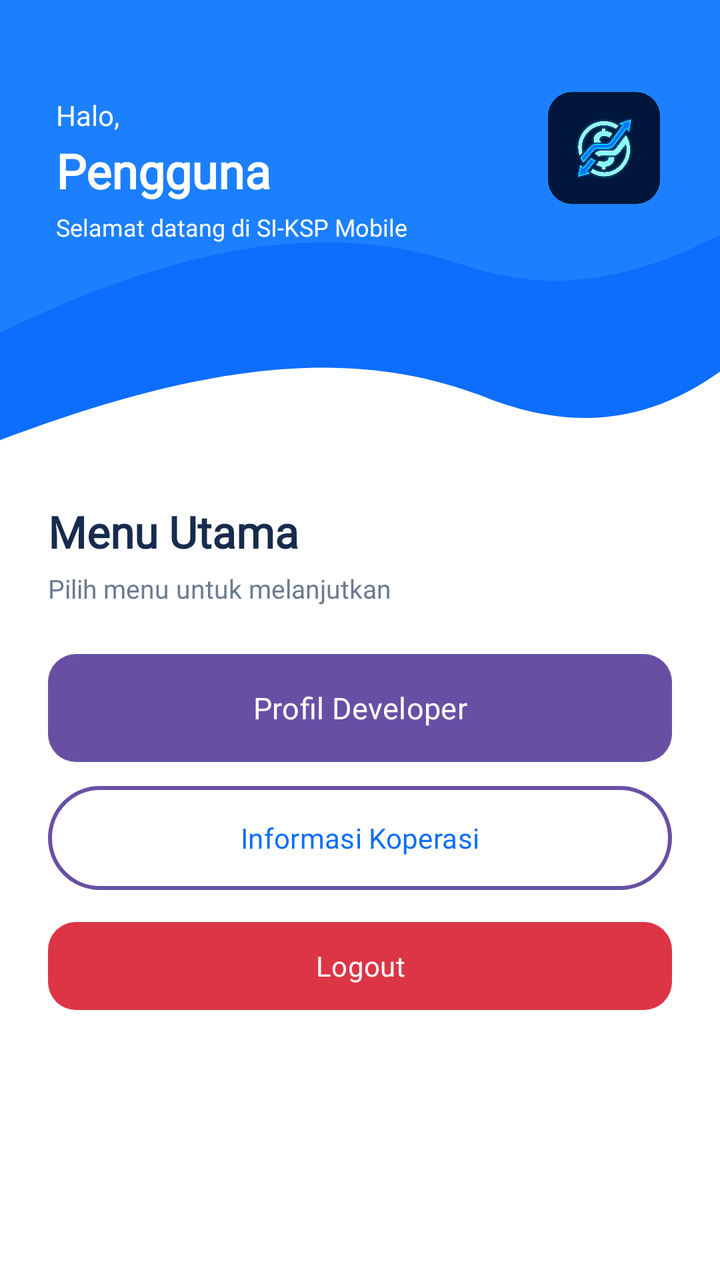
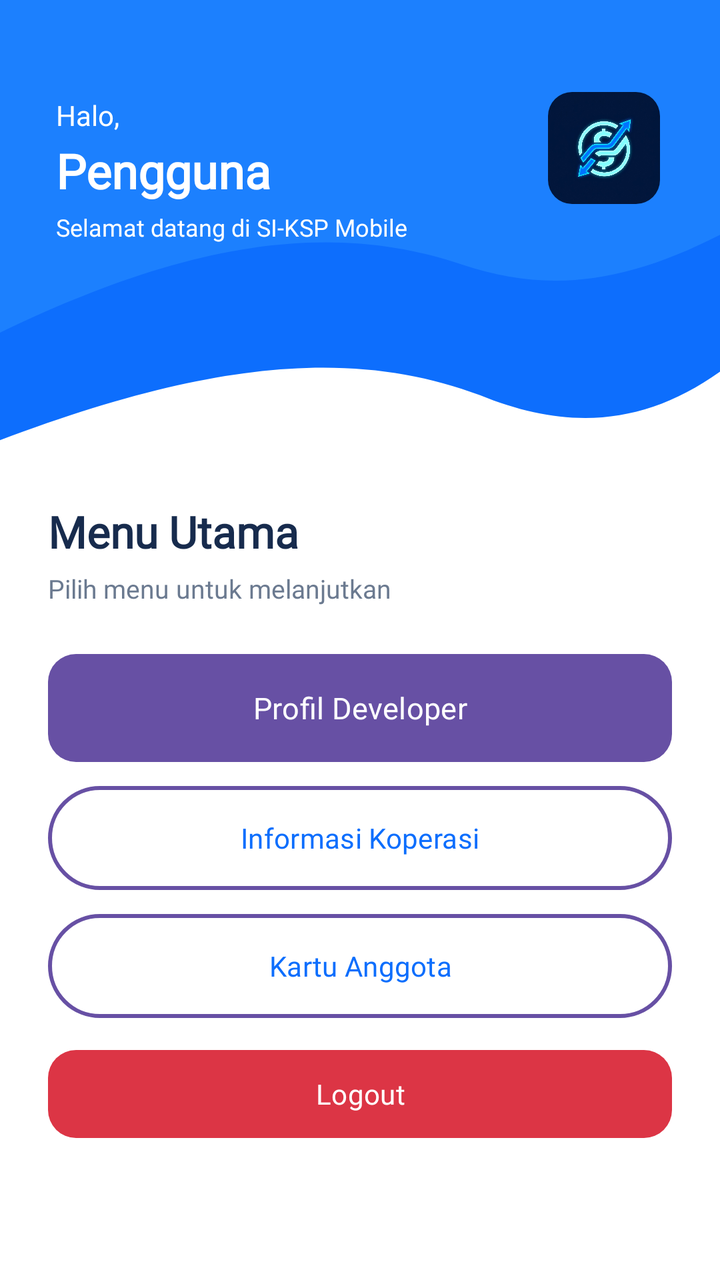

Compare the two renders of this Android layout. The source of the first and the diff that turns it into the second are given below.
<!-- AndroidManifest.xml: application theme Theme.FRDPotabee -->
<!-- res/layout/fragment_home.xml -->
<?xml version="1.0" encoding="utf-8"?>
<ScrollView xmlns:android="http://schemas.android.com/apk/res/android"
    xmlns:app="http://schemas.android.com/apk/res-auto"
    android:layout_width="match_parent"
    android:layout_height="match_parent"
    android:background="@android:color/white"
    android:fillViewport="true">

    <LinearLayout
        android:layout_width="match_parent"
        android:layout_height="wrap_content"
        android:orientation="vertical">

        
        <FrameLayout
            android:layout_width="match_parent"
            android:layout_height="225dp">

            <ImageView
                android:layout_width="match_parent"
                android:layout_height="225dp"
                android:scaleType="fitXY"
                android:src="@drawable/siksp_wave_header"
                android:contentDescription="@null" />

            <LinearLayout
                android:layout_width="match_parent"
                android:layout_height="wrap_content"
                android:orientation="vertical"
                android:paddingStart="28dp"
                android:paddingEnd="110dp"
                android:paddingTop="48dp">

                <TextView
                    android:layout_width="wrap_content"
                    android:layout_height="wrap_content"
                    android:text="Halo,"
                    android:textColor="@color/siksp_white"
                    android:textSize="14sp"
                    android:fontFamily="@font/lexend" />

                <TextView
                    android:id="@+id/txtNama"
                    android:layout_width="wrap_content"
                    android:layout_height="wrap_content"
                    android:layout_marginTop="2dp"
                    android:text="Pengguna"
                    android:textColor="@color/siksp_white"
                    android:textSize="24sp"
                    android:textStyle="bold"
                    android:fontFamily="@font/lexend" />

                <TextView
                    android:layout_width="wrap_content"
                    android:layout_height="wrap_content"
                    android:layout_marginTop="4dp"
                    android:text="Selamat datang di SI-KSP Mobile"
                    android:textColor="@color/siksp_white"
                    android:textSize="12sp"
                    android:fontFamily="@font/lexend" />

            </LinearLayout>

            <com.google.android.material.imageview.ShapeableImageView
                android:layout_width="68dp"
                android:layout_height="68dp"
                android:layout_gravity="top|end"
                android:layout_marginTop="40dp"
                android:layout_marginEnd="24dp"
                android:padding="6dp"
                android:src="@drawable/logo_siksp"
                android:scaleType="centerInside"
                android:contentDescription="@string/siksp_app_name"
                app:shapeAppearanceOverlay="@style/SIKSPLogoShape" />

        </FrameLayout>

        
        <LinearLayout
            android:layout_width="match_parent"
            android:layout_height="wrap_content"
            android:orientation="vertical"
            android:paddingStart="24dp"
            android:paddingEnd="24dp"
            android:paddingTop="26dp"
            android:paddingBottom="30dp">

            <TextView
                android:layout_width="match_parent"
                android:layout_height="wrap_content"
                android:text="Menu Utama"
                android:textColor="@color/siksp_text_dark"
                android:textSize="22sp"
                android:textStyle="bold"
                android:fontFamily="@font/lexend" />

            <TextView
                android:layout_width="match_parent"
                android:layout_height="wrap_content"
                android:layout_marginTop="5dp"
                android:text="Pilih menu untuk melanjutkan"
                android:textColor="@color/siksp_text_secondary"
                android:textSize="13sp"
                android:fontFamily="@font/lexend" />

            <Button
                android:id="@+id/btnProfil"
                android:layout_width="match_parent"
                android:layout_height="54dp"
                android:layout_marginTop="24dp"
                android:background="@drawable/siksp_button_primary"
                android:backgroundTint="@null"
                android:text="Profil Developer"
                android:textAllCaps="false"
                android:textColor="@color/siksp_white"
                android:textSize="15sp"
                android:fontFamily="@font/lexend" />

            <Button
                android:id="@+id/btnInfo"
                android:layout_width="match_parent"
                android:layout_height="52dp"
                android:layout_marginTop="12dp"
                android:background="@drawable/siksp_button_outline"
                android:backgroundTint="@null"
                android:text="Informasi Koperasi"
                android:textAllCaps="false"
                android:textColor="@color/siksp_primary"
                android:textSize="14sp"
                android:fontFamily="@font/lexend" />

            <com.google.android.material.button.MaterialButton
                android:id="@+id/btnLogout"
                android:layout_width="match_parent"
                android:layout_height="52dp"
                android:layout_marginTop="12dp"
                android:text="Logout"
                android:textAllCaps="false"
                android:textColor="@color/siksp_white"
                android:textSize="14sp"
                android:fontFamily="@font/lexend"
                app:backgroundTint="@color/siksp_danger"
                app:cornerRadius="14dp" />

        </LinearLayout>

    </LinearLayout>

</ScrollView>
<!-- resources referenced by this layout -->
<resources>
  <color name="siksp_danger">#DC3545</color>
  <color name="siksp_primary">#0D6EFD</color>
  <color name="siksp_text_dark">#172B4D</color>
  <color name="siksp_text_secondary">#6B7A90</color>
  <color name="siksp_white">#FFFFFF</color>
  <!-- drawable logo_siksp: jpg bitmap (drawable, 298353 bytes) -->
  <!-- drawable siksp_button_outline (drawable) -->
  <?xml version="1.0" encoding="utf-8"?>
  <shape xmlns:android="http://schemas.android.com/apk/res/android"
      android:shape="rectangle">
  
      <solid android:color="@android:color/transparent" />
  
      <stroke
          android:width="2dp"
          android:color="@color/siksp_primary" />
  
      <corners android:radius="28dp" />
  
  </shape>
  <!-- drawable siksp_button_primary (drawable) -->
  <?xml version="1.0" encoding="utf-8"?>
  <shape xmlns:android="http://schemas.android.com/apk/res/android"
      android:shape="rectangle">
  
      <solid android:color="@color/siksp_primary" />
  
      <corners android:radius="14dp" />
  
  </shape>
  <!-- drawable siksp_wave_header (drawable) -->
  <?xml version="1.0" encoding="utf-8"?>
  <vector xmlns:android="http://schemas.android.com/apk/res/android"
      android:width="375dp"
      android:height="230dp"
      android:viewportWidth="375"
      android:viewportHeight="230">
  
      
      <path
          android:fillColor="@color/siksp_primary"
          android:pathData="M0,0
              L375,0
              L375,190
              C335,218 295,220 250,202
              C185,178 110,184 0,225
              Z" />
  
      
      <path
          android:fillColor="#39A0FF"
          android:fillAlpha="0.35"
          android:pathData="M0,0
              L375,0
              L375,120
              C325,145 285,150 240,135
              C170,112 95,125 0,170
              Z" />
  
  </vector>
  <string name="siksp_app_name">SI-KSP Mobile</string>
  <style name="SIKSPLogoShape">
          <item name="cornerFamily">rounded</item>
  
          <item name="cornerSizeTopLeft">12dp</item>
          <item name="cornerSizeTopRight">12dp</item>
          <item name="cornerSizeBottomLeft">12dp</item>
          <item name="cornerSizeBottomRight">12dp</item>
  
      </style>
  <style name="Theme.FRDPotabee" parent="Base.Theme.FRDPotabee" />
  <style name="Base.Theme.FRDPotabee" parent="Theme.Material3.DayNight.NoActionBar">
          
          
      </style>
</resources>

<!-- the commit's change to res/layout/fragment_home.xml (unified diff, before → after) -->
@@ -129,6 +129,19 @@
                 android:textSize="14sp"
                 android:fontFamily="@font/lexend" />
 
+            <Button
+                android:id="@+id/btnKartu"
+                android:layout_width="match_parent"
+                android:layout_height="52dp"
+                android:layout_marginTop="12dp"
+                android:background="@drawable/siksp_button_outline"
+                android:backgroundTint="@null"
+                android:text="Kartu Anggota"
+                android:textAllCaps="false"
+                android:textColor="@color/siksp_primary"
+                android:textSize="14sp"
+                android:fontFamily="@font/lexend" />
+
             <com.google.android.material.button.MaterialButton
                 android:id="@+id/btnLogout"
                 android:layout_width="match_parent"
